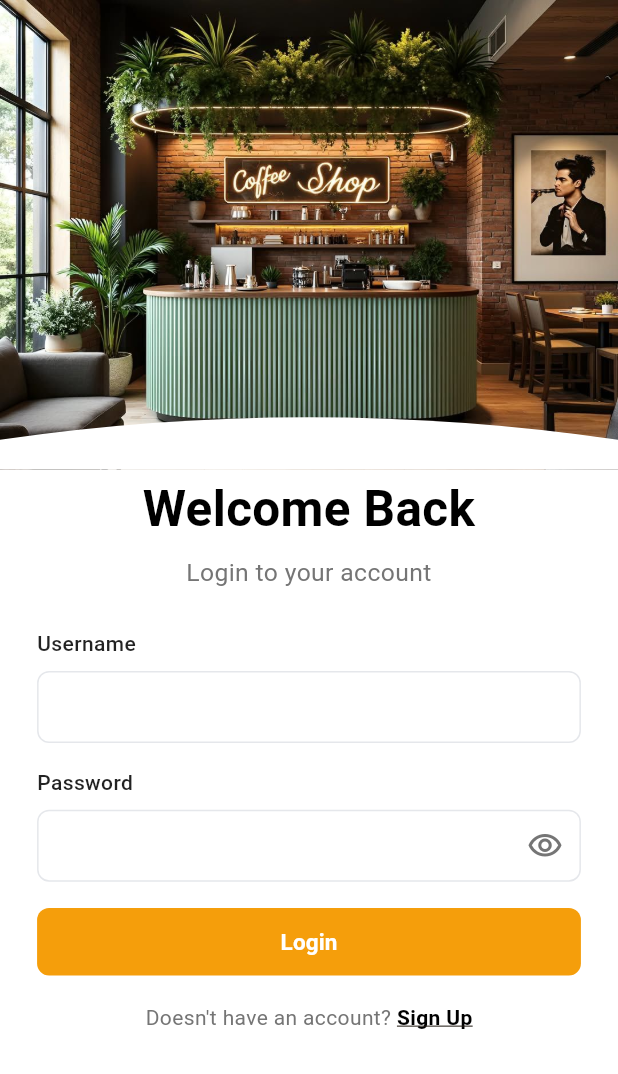
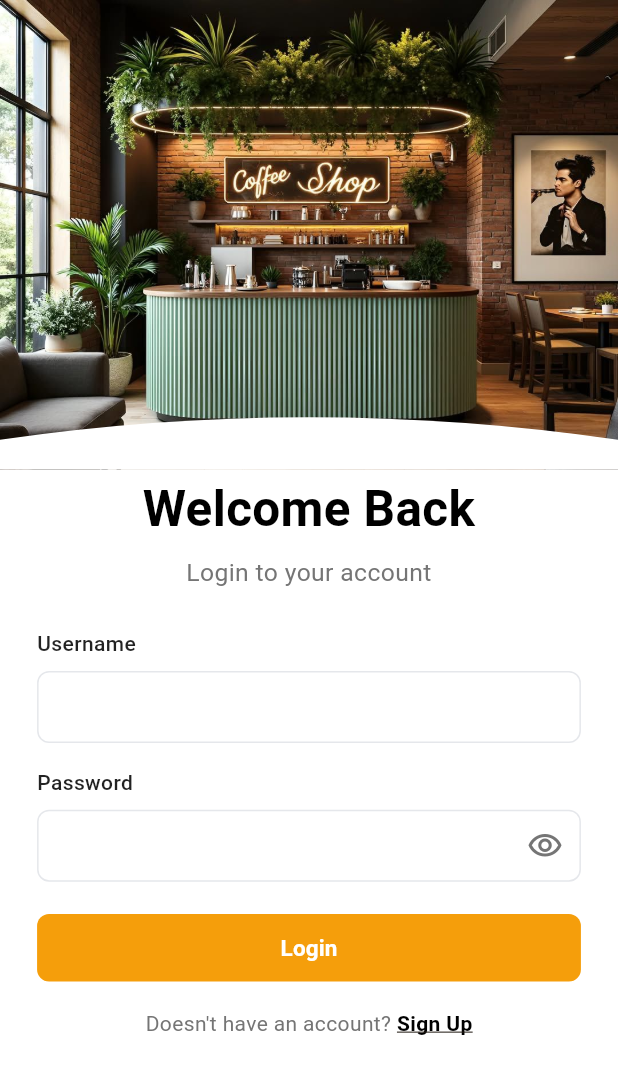
Before and after one commit to senuriperera/KitchenPal, a Flutter app: the screen it shows after launch, on a phone screen of 412 x 824 dp. Shown: the top 1074 px of the screen. Run offline on Flutter 3.47's test engine with Material 3 defaults, Android fonts, the phone set to English and light mode, and no system bars; our stand-ins replace fl_chart, flutter_secure_storage, image_picker, socket_io_client.

Commit message:
test fix

```diff
--- a/KitchenPal-Mobile/lib/pages/login.dart
+++ b/KitchenPal-Mobile/lib/pages/login.dart
@@ -269,7 +269,7 @@ class _LoginPageState extends State<LoginPage> {
                               ),
                             ],
                           ),
-                          const SizedBox(height: 16),
+                          const SizedBox(height: 20),
 
                           // Login Button
                           ElevatedButton(
```
